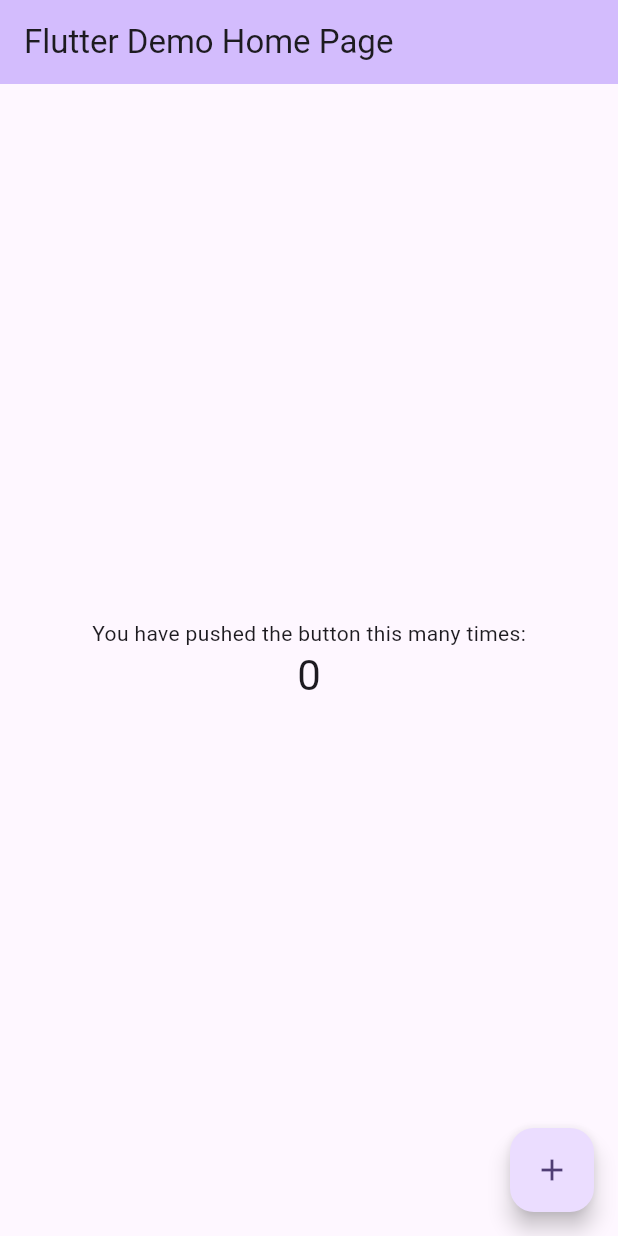
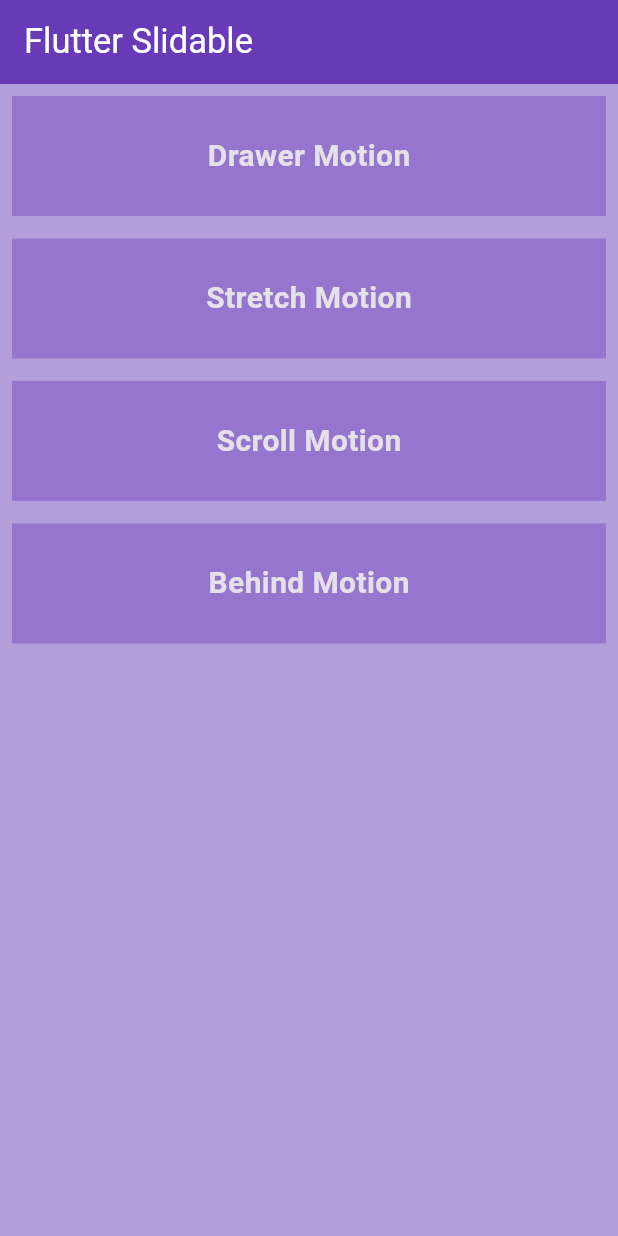
Before and after one commit to mohamedrashad102/Flutter-Advanced, a Flutter app: the screen it shows after launch, on a phone screen of 412 x 824 dp. Run offline on Flutter 3.47's test engine with Material 3 defaults, Android fonts, the phone set to English and light mode, and no system bars; drawn by our look-alikes of flutter_slidable.

Commit message:
Flutter Slidable

```diff
--- /dev/null
+++ b/lib/core/theme/dark_theme.dart
@@ -0,0 +1,10 @@
+import 'package:flutter/material.dart';
+
+import '../utils/app_colors.dart';
+
+ThemeData darkTheme() => ThemeData.dark().copyWith(
+      appBarTheme: const AppBarTheme(
+        color: AppColors.appBarBgColor,
+      ),
+      scaffoldBackgroundColor: AppColors.scaffoldBgColor,
+    );
--- /dev/null
+++ b/lib/core/utils/app_colors.dart
@@ -0,0 +1,8 @@
+import 'package:flutter/material.dart';
+
+class AppColors {
+  static const Color appBarBgColor = Color(0xFF673AB7);
+  static const Color scaffoldBgColor = Color(0xFFB39DDB);
+  static const Color primaryColor = Color(0xFF9575CD);
+  static const Color secondaryColor = Color(0xFF7E57C2);
+}
--- /dev/null
+++ b/lib/core/utils/app_style.dart
@@ -0,0 +1,18 @@
+import 'package:flutter/material.dart';
+
+class AppStyle {
+  static TextStyle regularStyle = const TextStyle(
+    fontSize: 18,
+    fontWeight: FontWeight.w400,
+  );
+
+  static TextStyle mediumStyle = const TextStyle(
+    fontSize: 18,
+    fontWeight: FontWeight.w500,
+  );
+
+  static TextStyle boldStyle = const TextStyle(
+    fontSize: 18,
+    fontWeight: FontWeight.w700,
+  );
+}
--- /dev/null
+++ b/lib/core/widgets/custom_app_bar.dart
@@ -0,0 +1,26 @@
+import 'package:flutter/material.dart';
+
+class CustomAppBar extends StatelessWidget implements PreferredSizeWidget {
+  const CustomAppBar({
+    super.key,
+    required this.title,
+  });
+
+  final String title;
+
+  @override
+  Widget build(BuildContext context) {
+    return AppBar(
+      title: Text(
+        title,
+        style: const TextStyle(
+          color: Colors.white,
+          fontSize: 23,
+        ),
+      ),
+    );
+  }
+
+  @override
+  Size get preferredSize => AppBar().preferredSize;
+}
--- a/lib/main.dart
+++ b/lib/main.dart
@@ -1,4 +1,7 @@
 import 'package:flutter/material.dart';
+
+import 'core/theme/dark_theme.dart';
+import 'packages/flutter_slidable_demo.dart';
 
 void main() {
   runApp(const MyApp());
@@ -7,119 +10,13 @@ void main() {
 class MyApp extends StatelessWidget {
   const MyApp({super.key});
 
-  // This widget is the root of your application.
   @override
   Widget build(BuildContext context) {
     return MaterialApp(
-      title: 'Flutter Demo',
-      theme: ThemeData(
-        // This is the theme of your application.
-        //
-        // TRY THIS: Try running your application with "flutter run". You'll see
-        // the application has a purple toolbar. Then, without quitting the app,
-        // try changing the seedColor in the colorScheme below to Colors.green
-        // and then invoke "hot reload" (save your changes or press the "hot
-        // reload" button in a Flutter-supported IDE, or press "r" if you used
-        // the command line to start the app).
-        //
-        // Notice that the counter didn't reset back to zero; the application
-        // state is not lost during the reload. To reset the state, use hot
-        // restart instead.
-        //
-        // This works for code too, not just values: Most code changes can be
-        // tested with just a hot reload.
-        colorScheme: ColorScheme.fromSeed(seedColor: Colors.deepPurple),
-        useMaterial3: true,
-      ),
-      home: const MyHomePage(title: 'Flutter Demo Home Page'),
+      debugShowCheckedModeBanner: false,
+      darkTheme: darkTheme(),
+      themeMode: ThemeMode.dark,
+      home: const FlutterSlidableDemo(),
     );
   }
 }
-
-class MyHomePage extends StatefulWidget {
-  const MyHomePage({super.key, required this.title});
-
-  // This widget is the home page of your application. It is stateful, meaning
-  // that it has a State object (defined below) that contains fields that affect
-  // how it looks.
-
-  // This class is the configuration for the state. It holds the values (in this
-  // case the title) provided by the parent (in this case the App widget) and
-  // used by the build method of the State. Fields in a Widget subclass are
-  // always marked "final".
-
-  final String title;
-
-  @override
-  State<MyHomePage> createState() => _MyHomePageState();
-}
-
-class _MyHomePageState extends State<MyHomePage> {
-  int _counter = 0;
-
-  void _incrementCounter() {
-    setState(() {
-      // This call to setState tells the Flutter framework that something has
-      // changed in this State, which causes it to rerun the build method below
-      // so that the display can reflect the updated values. If we changed
-      // _counter without calling setState(), then the build method would not be
-      // called again, and so nothing would appear to happen.
-      _counter++;
-    });
-  }
-
-  @override
-  Widget build(BuildContext context) {
-    // This method is rerun every time setState is called, for instance as done
-    // by the _incrementCounter method above.
-    //
-    // The Flutter framework has been optimized to make rerunning build methods
-    // fast, so that you can just rebuild anything that needs updating rather
-    // than having to individually change instances of widgets.
-    return Scaffold(
-      appBar: AppBar(
-        // TRY THIS: Try changing the color here to a specific color (to
-        // Colors.amber, perhaps?) and trigger a hot reload to see the AppBar
-        // change color while the other colors stay the same.
-        backgroundColor: Theme.of(context).colorScheme.inversePrimary,
-        // Here we take the value from the MyHomePage object that was created by
-        // the App.build method, and use it to set our appbar title.
-        title: Text(widget.title),
-      ),
-      body: Center(
-        // Center is a layout widget. It takes a single child and positions it
-        // in the middle of the parent.
-        child: Column(
-          // Column is also a layout widget. It takes a list of children and
-          // arranges them vertically. By default, it sizes itself to fit its
-          // children horizontally, and tries to be as tall as its parent.
-          //
-          // Column has various properties to control how it sizes itself and
-          // how it positions its children. Here we use mainAxisAlignment to
-          // center the children vertically; the main axis here is the vertical
-          // axis because Columns are vertical (the cross axis would be
-          // horizontal).
-          //
-          // TRY THIS: Invoke "debug painting" (choose the "Toggle Debug Paint"
-          // action in the IDE, or press "p" in the console), to see the
-          // wireframe for each widget.
-          mainAxisAlignment: MainAxisAlignment.center,
-          children: <Widget>[
-            const Text(
-              'You have pushed the button this many times:',
-            ),
-            Text(
-              '$_counter',
-              style: Theme.of(context).textTheme.headlineMedium,
-            ),
-          ],
-        ),
-      ),
-      floatingActionButton: FloatingActionButton(
-        onPressed: _incrementCounter,
-        tooltip: 'Increment',
-        child: const Icon(Icons.add),
-      ), // This trailing comma makes auto-formatting nicer for build methods.
-    );
-  }
-}
--- /dev/null
+++ b/lib/packages/flutter_slidable_demo.dart
@@ -0,0 +1,71 @@
+import 'package:flutter/material.dart';
+import 'package:flutter_advanced/core/widgets/custom_app_bar.dart';
+import 'package:flutter_slidable/flutter_slidable.dart';
+
+class FlutterSlidableDemo extends StatelessWidget {
+  const FlutterSlidableDemo({super.key});
+
+  static Map<String, Widget> motions = {
+    'Drawer Motion': const DrawerMotion(),
+    'Stretch Motion': const StretchMotion(),
+    'Scroll Motion': const ScrollMotion(),
+    'Behind Motion': const BehindMotion(),
+  };
+
+  @override
+  Widget build(BuildContext context) {
+    return Scaffold(
+      appBar: const CustomAppBar(
+        title: 'Flutter Slidable',
+      ),
+      body: Padding(
+        padding: const EdgeInsets.all(8.0),
+        child: Column(
+          children: motions.keys
+              .map(
+                (key) => Padding(
+                  padding: const EdgeInsets.only(bottom: 15),
+                  child: Slidable(
+                    startActionPane: ActionPane(
+                      motion: motions[key]!,
+                      children: [
+                        SlidableAction(
+                          onPressed: (context) {},
+                          backgroundColor: Colors.red,
+                          foregroundColor: Colors.white,
+                          icon: Icons.delete,
+                          label: 'Delete',
+                        ),
+                        SlidableAction(
+                          onPressed: (context) {},
+                          backgroundColor: Colors.blue,
+                          foregroundColor: Colors.white,
+                          icon: Icons.archive,
+                          label: 'Archive',
+                        ),
+                      ],
+                    ),
+                    child: Container(
+                      width: double.infinity,
+                      height: 80,
+                      decoration: BoxDecoration(
+                        color: Colors.deepPurple.shade300,
+                      ),
+                      alignment: Alignment.center,
+                      child: Text(
+                        key,
+                        style: const TextStyle(
+                          fontSize: 20,
+                          fontWeight: FontWeight.bold,
+                        ),
+                      ),
+                    ),
+                  ),
+                ),
+              )
+              .toList(),
+        ),
+      ),
+    );
+  }
+}
```
Also changed, not shown: pubspec.yaml (+4 -17 lines), pubspec.lock.
